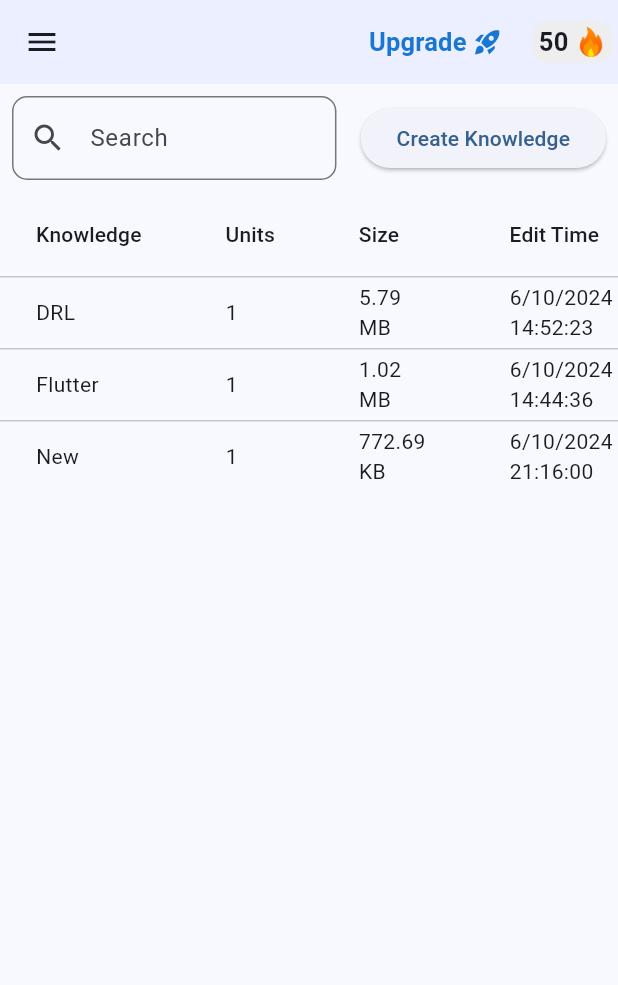
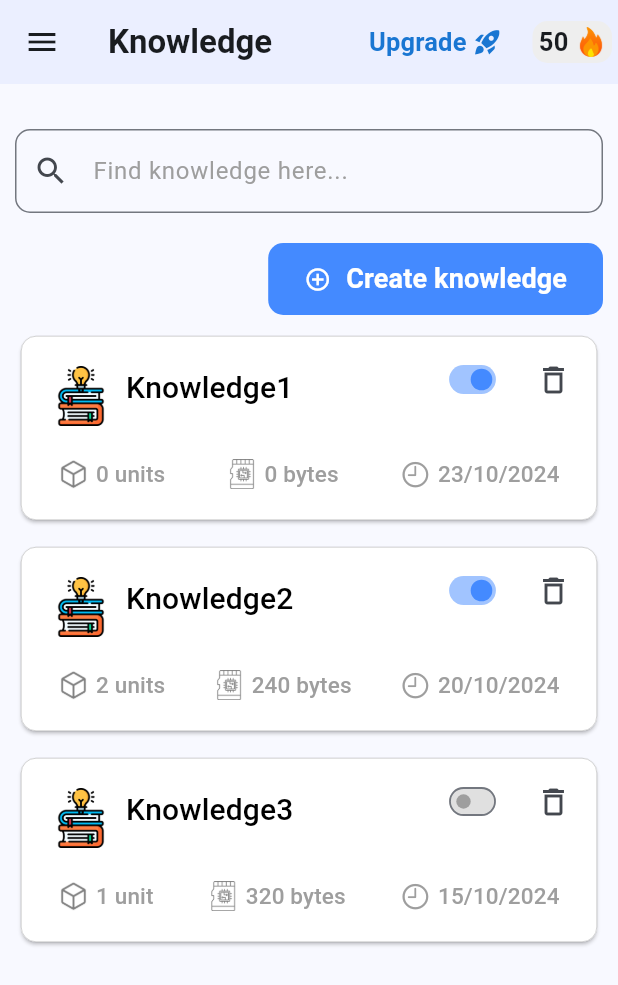
Before and after one commit to VHKhai2003/MobileProject, a Flutter app: the KnowledgePage screen opened directly, on a phone screen of 412 x 824 dp. Shown: the top 985 px of the screen. Run offline on Flutter 3.47's test engine with Material 3 defaults, Android fonts, the phone set to English and light mode, and no system bars.

Commit message:
Add KnowledgePage UI

```diff
--- a/lib/views/drawer/NavigationDrawer.dart
+++ b/lib/views/drawer/NavigationDrawer.dart
@@ -1,6 +1,6 @@
 import 'package:code/views/auth/LoginPage.dart';
 import 'package:code/views/bot/MainBot.dart';
-import 'package:code/views/knownledge/KnowledgePage.dart';
+import 'package:code/views/knowledge/KnowledgePage.dart';
 import 'package:code/views/profile/ProfilePage.dart';
 import 'package:code/views/ai-action/AIActionPage.dart';
 import 'package:code/views/chat/ChatPage.dart';
--- /dev/null
+++ b/lib/views/knowledge/KnowledgePage.dart
@@ -0,0 +1,103 @@
+import 'package:code/views/appbar/BuildActions.dart';
+import 'package:code/views/knowledge/components/CreateKnowledgeButton.dart';
+import 'package:code/views/knowledge/components/KnowledgeElement.dart';
+import 'package:code/views/knowledge/components/SearchBox.dart';
+import 'package:flutter/material.dart';
+import 'package:code/views/drawer/NavigationDrawer.dart' as navigation_drawer;
+
+class KnowledgePage extends StatefulWidget {
+  const KnowledgePage({super.key});
+
+  @override
+  State<KnowledgePage> createState() => _KnowledgePageState();
+}
+
+class _KnowledgePageState extends State<KnowledgePage> {
+  static const List<KnowledgeElement> items = [
+    KnowledgeElement(
+      name: "Knowledge1",
+      unit: 0,
+      byte: 0,
+      date: "23/10/2024",
+      isEnable: true,
+    ),
+    KnowledgeElement(
+      name: "Knowledge2",
+      unit: 2,
+      byte: 240,
+      date: "20/10/2024",
+      isEnable: true,
+    ),
+    KnowledgeElement(
+      name: "Knowledge3",
+      unit: 1,
+      byte: 320,
+      date: "15/10/2024",
+      isEnable: false,
+    ),
+  ];
+
+  @override
+  Widget build(BuildContext context) {
+    return GestureDetector(
+      behavior: HitTestBehavior.opaque,
+      onTap: () {
+        FocusScope.of(context).unfocus();
+      },
+      child: Scaffold(
+        appBar: AppBar(
+          backgroundColor: const Color(0xFFEBEFFF),
+          title: const Text("Knowledge", style: TextStyle(fontWeight: FontWeight.bold)),
+          actions: buildActions(context),
+        ),
+        drawer: const SafeArea(child: navigation_drawer.NavigationDrawer()),
+        body: Container(
+            padding: const EdgeInsets.symmetric(vertical: 20, horizontal: 10),
+            child: Column(
+              children: [
+                const Padding(
+                  padding: EdgeInsets.symmetric(vertical: 10),
+                  child: SearchBox(),
+                ),
+                CreateKnowledgeButton(),
+                if (items.isEmpty) ...[
+                  SizedBox(height: 30),
+                  Image.asset(
+                    'assets/icons/empty-box.png',
+                    width: 80,
+                    height: 80,
+                    fit: BoxFit.cover,
+                  ),
+                  SizedBox(height: 10),
+                  Text("No data", style: TextStyle(fontSize: 20, fontWeight: FontWeight.bold)),
+                  SizedBox(height: 10),
+                  Text(
+                    "Create a knowledge base to store your data and manage your units.",
+                    style: TextStyle(fontSize: 18, color: Colors.grey),
+                    textAlign: TextAlign.center,
+                  ),
+                ] else ...[
+                  Expanded(
+                    child: GridView.builder(
+                      gridDelegate: const SliverGridDelegateWithFixedCrossAxisCount(
+                        crossAxisCount: 1,
+                        crossAxisSpacing: 10,
+                        mainAxisSpacing: 10,
+                        childAspectRatio: 3,
+                      ),
+                      itemCount: items.length,
+                      itemBuilder: (context, index) {
+                        return items[index];
+                      },
+                      // padding: const EdgeInsets.all(10),
+                    ),
+                  ),
+                ]
+
+              ],
+            )
+        ),
+      ),
+    );
+  }
+}
--- /dev/null
+++ b/lib/views/knowledge/components/CreateKnowledgeButton.dart
@@ -0,0 +1,40 @@
+import 'package:flutter/material.dart';
+
+class CreateKnowledgeButton extends StatelessWidget {
+  const CreateKnowledgeButton({super.key});
+
+  @override
+  Widget build(BuildContext context) {
+    return Row(
+      mainAxisAlignment: MainAxisAlignment.end,
+      children: [
+        Container(
+          margin: const EdgeInsets.symmetric(vertical: 10),
+          decoration: BoxDecoration(
+              color: Colors.blueAccent,
+              borderRadius: BorderRadius.circular(10),
+          ),
+          child: ElevatedButton(
+              onPressed: () {},
+              style: ElevatedButton.styleFrom(
+                backgroundColor: Colors.transparent,
+                shadowColor: Colors.transparent,
+                foregroundColor: Colors.white,
+              ),
+              child: Row(
+                mainAxisSize: MainAxisSize.min,
+                children: [
+                  Icon(Icons.add_circle_outline),
+                  SizedBox(width: 10),
+                  const Text(
+                    'Create knowledge',
+                    style: TextStyle(fontSize: 18, fontWeight: FontWeight.bold),
+                  ),
+                ],
+              )
+          ),
+        ),
+      ],
+    );
+  }
+}
--- /dev/null
+++ b/lib/views/knowledge/components/KnowledgeElement.dart
@@ -0,0 +1,205 @@
+import 'package:flutter/cupertino.dart';
+import 'package:flutter/material.dart';
+
+class KnowledgeElement extends StatefulWidget {
+  const KnowledgeElement({super.key, required this.name, required this.unit, required this.byte, required this.date, required this.isEnable});
+  final String name;
+  final int unit;
+  final int byte;
+  final String date;
+  final bool isEnable;
+
+  @override
+  State<KnowledgeElement> createState() => _KnowledgeElementState();
+}
+
+class _KnowledgeElementState extends State<KnowledgeElement> {
+  late bool isEnable;
+  late String name;
+  late int unit;
+  late int byte;
+  late String date;
+
+  @override
+  void initState() {
+    super.initState();
+    name = widget.name;
+    unit = widget.unit;
+    byte = widget.byte;
+    date = widget.date;
+    isEnable = widget.isEnable;
+  }
+
+  @override
+  Widget build(BuildContext context) {
+    return Card(
+        shape: RoundedRectangleBorder(
+          borderRadius: BorderRadius.circular(10),
+          side: const BorderSide(
+            color: Colors.grey, // Màu viền
+            width: 0.3, // Độ dày của viền
+          ),
+        ),
+        child: Stack(
+            children: [
+              Positioned.fill(
+                child: ElevatedButton(
+                    style: ElevatedButton.styleFrom(
+                      elevation: 0,
+                      backgroundColor: Colors.white,
+                      // foregroundColor: Colors.grey,
+                      shape: RoundedRectangleBorder(
+                        borderRadius: BorderRadius.circular(10),
+                      ),
+                      padding: const EdgeInsets.all(10),
+                    ),
+                    onPressed: () {
+                      // Navigator.push(
+                      //   context,
+                      //   PageRouteBuilder(
+                      //       pageBuilder: (context, animation, secondaryAnimation) => selectedAction,
+                      //       transitionsBuilder: (context, animation, secondaryAnimation, child) {
+                      //         const begin = Offset(1.0, 0.0); // Bắt đầu từ bên phải
+                      //         const end = Offset.zero; // Kết thúc tại vị trí gốc
+                      //         const curve = Curves.easeInOut; // Hiệu ứng chuyển cảnh
+                      //         var tween = Tween(begin: begin, end: end).chain(CurveTween(curve: curve));
+                      //         var offsetAnimation = animation.drive(tween);
+                      //         return SlideTransition(
+                      //           position: offsetAnimation,
+                      //           child: child,
+                      //         );
+                      //       }
+                      //   ),
+                      // );
+                    },
+                    child: Column(
+                      children: [
+                        Expanded(
+                          flex: 3,
+                          child: Padding(
+                            padding: const EdgeInsets.symmetric(vertical: 10),
+                            child: Row(
+                              crossAxisAlignment: CrossAxisAlignment.start,
+                              children: [
+                                Padding(
+                                  padding: const EdgeInsets.symmetric(horizontal: 10),
+                                  child: Image.asset(
+                                    'assets/icons/knowledge-base.png',
+                                    width: 40,
+                                    height: 40,
+                                    fit: BoxFit.cover,
+                                  ),
+                                ),
+                                Expanded(
+                                  child: Text(
+                                    name,
+                                    style: TextStyle(
+                                      color: Colors.black,
+                                      fontSize: 20
+                                    ),
+                                  ),
+                                )
+                              ],
+                            ),
+                          ),
+                        ),
+                        Expanded(
+                          flex: 2,
+                          child: Padding(
+                            padding: const EdgeInsets.symmetric(horizontal: 15),
+                            child: Row(
+                              mainAxisAlignment: MainAxisAlignment.spaceBetween,
+                              children: [
+                                Row(
+                                  children: [
+                                    Image.asset(
+                                      'assets/icons/unit.png',
+                                      width: 20,
+                                      height: 20,
+                                      fit: BoxFit.cover,
+                                    ),
+                                    SizedBox(width: 5),
+                                    Text(
+                                        "$unit ${unit == 1 ? 'unit' : 'units'}",
+                                        style: TextStyle(
+                                            fontSize: 15,
+                                            color: Colors.grey
+                                        )
+                                    )
+                                  ],
+                                ),
+                                Row(
+                                  children: [
+                                    Image.asset(
+                                      'assets/icons/memory.png',
+                                      width: 20,
+                                      height: 20,
+                                      fit: BoxFit.cover,
+                                    ),
+                                    SizedBox(width: 5),
+                                    Text(
+                                        "$byte ${byte == 1 ? 'byte' : 'bytes'}",
+                                        style: TextStyle(
+                                            fontSize: 15,
+                                            color: Colors.grey
+                                        )
+                                    )
+                                  ],
+                                ),
+                                Row(
+                                  children: [
+                                    Icon(CupertinoIcons.time, color: Colors.grey, size: 20),
+                                    SizedBox(width: 5),
+                                    Text(
+                                      date,
+                                      style: TextStyle(
+                                        fontSize: 15,
+                                        color: Colors.grey
+                                      )
+                                    )
+                                  ],
+                                )
+                              ],
+                            ),
+                          ),
+                        )
+
+                      ],
+                    )
+                ),
+              ),
+              Positioned(
+                top: 5,
+                right: 5,
+                child: Row(
+                  mainAxisSize: MainAxisSize.min,
+                  mainAxisAlignment: MainAxisAlignment.end,
+                  children: [
+                    Transform.scale(
+                      scale: 0.6, // Giảm kích thước của Switch
+                      child: Switch(
+                        value: isEnable,
+                        onChanged: (bool value) {
+                          setState(() {
+                            isEnable = value;
+                          });
+                        },
+                        activeColor: Colors.blueAccent,
+                        inactiveThumbColor: Colors.grey,
+                        inactiveTrackColor: Colors.grey.shade300,
+                      ),
+                    ),
+                    IconButton(
+                      icon: Icon(Icons.delete_outlined),
+                      onPressed: () {
+
+                      },
+                    ),
+                  ],
+                ),
+              ),
+            ]
+        )
+    );
+  }
+}
--- /dev/null
+++ b/lib/views/knowledge/components/SearchBox.dart
@@ -0,0 +1,35 @@
+import 'package:flutter/material.dart';
+
+class SearchBox extends StatefulWidget {
+  const SearchBox({super.key});
+
+  @override
+  _SearchBoxState createState() => _SearchBoxState();
+}
+
+class _SearchBoxState extends State<SearchBox> {
+  TextEditingController searchController = TextEditingController();
+
+  @override
+  Widget build(BuildContext context) {
+    return TextField(
+      controller: searchController,
+      onChanged: (value) {},
+      cursorColor: Colors.indigoAccent,
+      decoration: InputDecoration(
+        hintText: 'Find knowledge here...',
+        prefixIcon: const Icon(Icons.search),
+        hintStyle: const TextStyle(color: Colors.grey),
+        border: OutlineInputBorder(
+          borderRadius: BorderRadius.circular(10),
+          borderSide: const BorderSide(color: Colors.grey, width: 1),
+        ),
+        focusedBorder: OutlineInputBorder(
+          borderRadius: BorderRadius.circular(10),
+          borderSide: const BorderSide(color: Colors.indigoAccent, width: 2),
+        ),
+        // suffixIcon: const Icon(Icons.close)
+      ),
+    );
+  }
+}
--- a/lib/views/knownledge/KnowledgePage.dart
+++ /dev/null
@@ -1,128 +0,0 @@
-import 'package:flutter/material.dart';
-import 'package:code/views/appbar/BuildActions.dart';
-import 'package:code/views/drawer/NavigationDrawer.dart' as navigation_drawer;
-import './dialog/CreateKnowledge.dart';
-import './dialog/AddUnit.dart';
-
-class KnowledgePage extends StatefulWidget {
-  @override
-  _KnowledgePageState createState() => _KnowledgePageState();
-}
-
-class _KnowledgePageState extends State<KnowledgePage> {
-  final List<Map<String, dynamic>> _data = [
-    {
-      "knowledge": "DRL",
-      "units": 1,
-      "size": "5.79 MB",
-      "editTime": "6/10/2024 14:52:23"
-    },
-    {
-      "knowledge": "Flutter",
-      "units": 1,
-      "size": "1.02 MB",
-      "editTime": "6/10/2024 14:44:36"
-    },
-    {
-      "knowledge": "New",
-      "units": 1,
-      "size": "772.69 KB",
-      "editTime": "6/10/2024 21:16:00"
-    },
-  ];
-
-  String _knowledgeName = '';
-  String _knowledgeDescription = '';
-  String _selectedUnit = 'Local files'; // Default selected unit
-
-  void _showCreateKnowledgeDialog() {
-    showCreateKnowledgeDialog(
-      context,
-      _data,
-      (name) {
-        setState(() {
-          _knowledgeName = name;
-        });
-      },
-      (description) {
-        setState(() {
-          _knowledgeDescription = description;
-        });
-      },
-      (unit) {
-        setState(() {
-          _selectedUnit = unit;
-        });
-      },
-      _selectedUnit,
-    );
-  }
-
-  @override
-  Widget build(BuildContext context) {
-    return Scaffold(
-      appBar: AppBar(
-        backgroundColor: const Color(0xFFEBEFFF),
-        actions: buildActions(context),
-      ),
-      drawer: const SafeArea(child: navigation_drawer.NavigationDrawer()),
-      body: Column(
-        children: [
-          Padding(
-            padding: const EdgeInsets.all(8.0),
-            child: Row(
-              mainAxisAlignment: MainAxisAlignment.spaceBetween,
-              children: [
-                Expanded(
-                  child: TextField(
-                    decoration: InputDecoration(
-                      hintText: 'Search',
-                      prefixIcon: Icon(Icons.search),
-                      border: OutlineInputBorder(
-                        borderRadius: BorderRadius.circular(10),
-                      ),
-                    ),
-                  ),
-                ),
-                SizedBox(width: 16),
-                ElevatedButton(
-                  onPressed: _showCreateKnowledgeDialog,
-                  child: Text('Create Knowledge'),
-                ),
-              ],
-            ),
-          ),
-          Expanded(
-            child: SingleChildScrollView(
-              child: DataTable(
-                columns: const <DataColumn>[
-                  DataColumn(label: Text('Knowledge')),
-                  DataColumn(label: Text('Units')),
-                  DataColumn(label: Text('Size')),
-                  DataColumn(label: Text('Edit Time')),
-                  DataColumn(label: Text('Action')),
-                ],
-                rows: _data
-                    .map((item) => DataRow(cells: [
-                          DataCell(Text(item['knowledge'])),
-                          DataCell(Text(item['units'].toString())),
-                          DataCell(Text(item['size'])),
-                          DataCell(Text(item['editTime'])),
-                          DataCell(IconButton(
-                            icon: Icon(Icons.delete),
-                            onPressed: () {
-                              setState(() {
-                                _data.remove(item);
-                              });
-                            },
-                          )),
-                        ]))
-                    .toList(),
-              ),
-            ),
-          ),
-        ],
-      ),
-    );
-  }
-}
--- a/pubspec.yaml
+++ b/pubspec.yaml
@@ -78,6 +78,10 @@ flutter:
     - assets/icons/infinity.png
     - assets/icons/pro.png
     - assets/icons/hot-pick.png
+    - assets/icons/empty-box.png
+    - assets/icons/knowledge-base.png
+    - assets/icons/unit.png
+    - assets/icons/memory.png
 
   # An image asset can refer to one or more resolution-specific "variants", see
   # https://flutter.dev/to/resolution-aware-images
```
Also changed, not shown: assets/icons/empty-box.png (added), assets/icons/knowledge-base.png (added), assets/icons/memory.png (added), assets/icons/unit.png (added), lib/views/knowledge/dialog/AddUnit.dart (renamed from lib/views/knownledge/dialog/AddUnit.dart), lib/views/knowledge/dialog/CreateKnowledge.dart (renamed from lib/views/knownledge/dialog/CreateKnowledge.dart).
